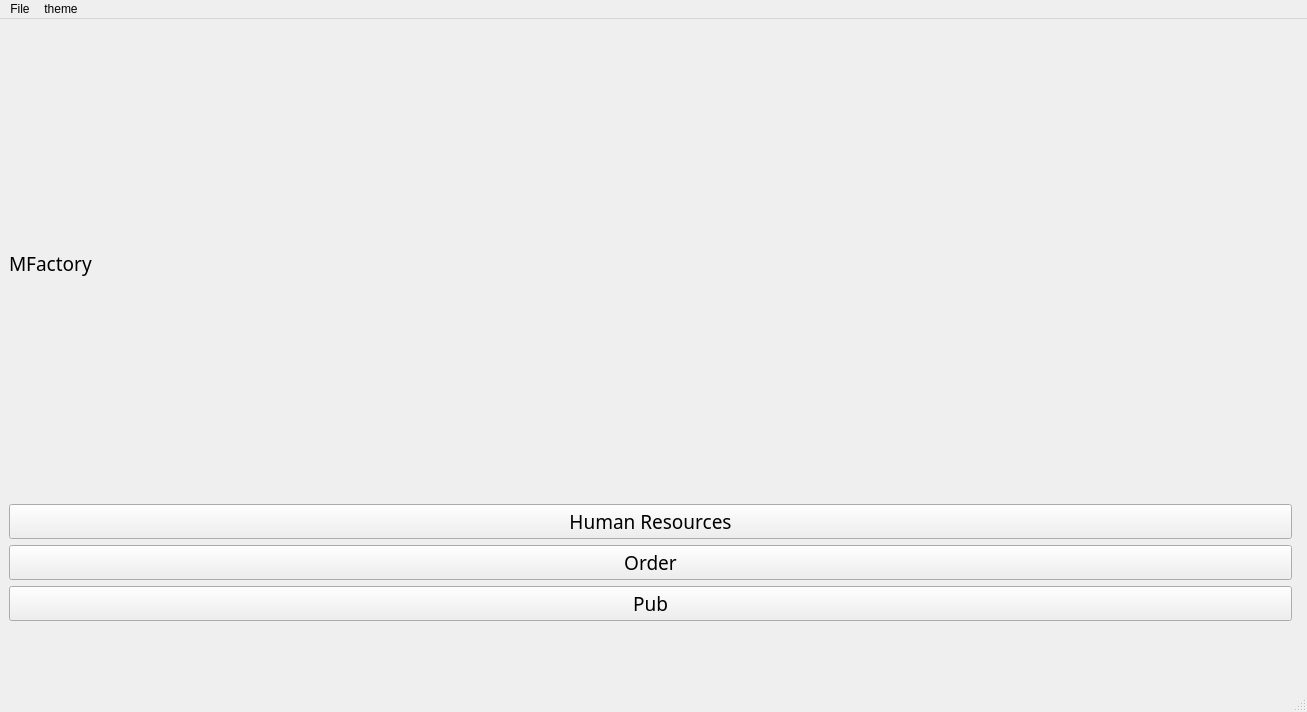
The window that mainwindow.ui (Leonardo580/Smart_Factory_2A11) describes before a commit, drawn with Qt 5.
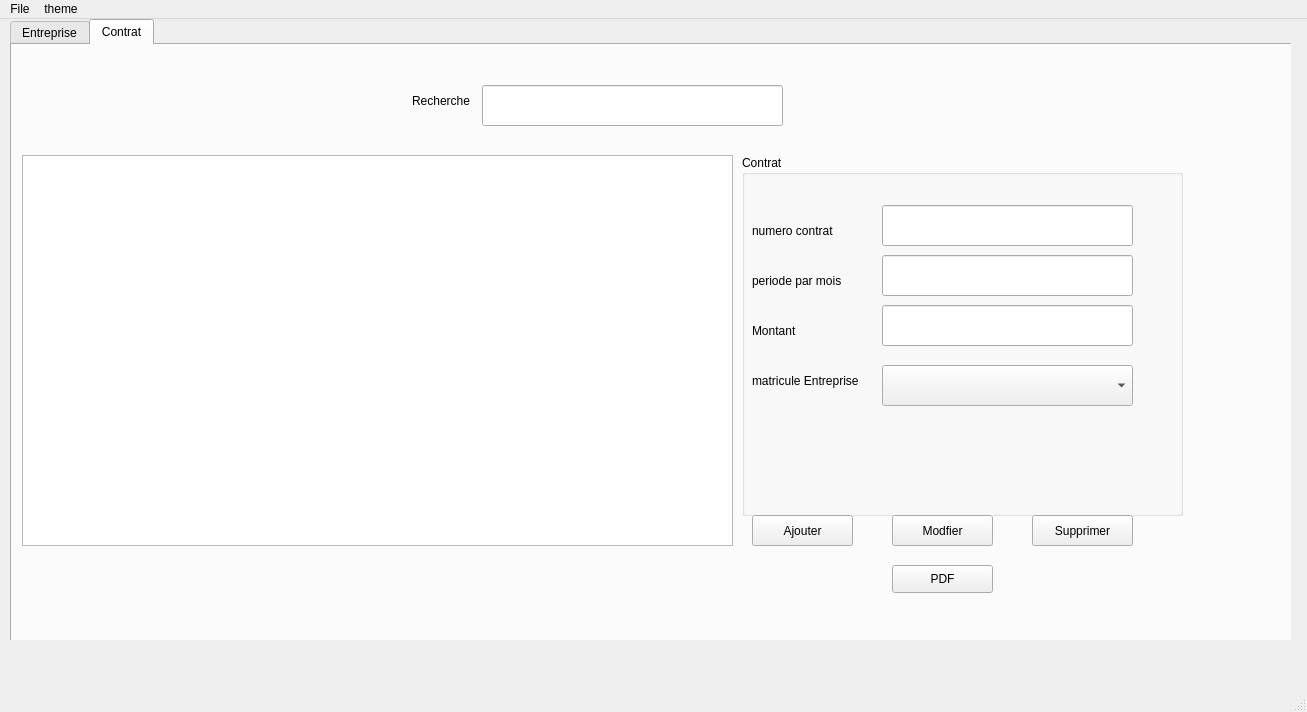
The same window after the commit. The open tabs and pages were chosen to show the change. Icons and pictures are not drawn.

```diff
--- a/mainwindow.ui
+++ b/mainwindow.ui
@@ -19,72 +19,106 @@
      <rect>
       <x>0</x>
       <y>0</y>
-      <width>1301</width>
-      <height>611</height>
+      <width>1291</width>
+      <height>621</height>
      </rect>
     </property>
     <property name="currentIndex">
      <number>1</number>
     </property>
     <widget class="QWidget" name="page">
-     <layout class="QGridLayout" name="gridLayout_4">
-      <item row="0" column="0">
-       <widget class="QLabel" name="label">
-        <property name="font">
-         <font>
-          <family>Agency FB</family>
-          <pointsize>14</pointsize>
-         </font>
-        </property>
-        <property name="text">
-         <string>MFactory</string>
-        </property>
-       </widget>
-      </item>
-      <item row="1" column="0">
-       <layout class="QVBoxLayout" name="verticalLayout">
-        <item>
-         <widget class="QPushButton" name="HR">
-          <property name="font">
-           <font>
-            <family>Agency FB</family>
-            <pointsize>14</pointsize>
-           </font>
-          </property>
-          <property name="text">
-           <string>Human Resources</string>
-          </property>
-         </widget>
-        </item>
-        <item>
-         <widget class="QPushButton" name="mehrez">
-          <property name="font">
-           <font>
-            <family>Agency FB</family>
-            <pointsize>14</pointsize>
-           </font>
-          </property>
-          <property name="text">
-           <string>Order</string>
-          </property>
-         </widget>
-        </item>
-        <item>
-         <widget class="QPushButton" name="aziz">
-          <property name="font">
-           <font>
-            <family>Agency FB</family>
-            <pointsize>14</pointsize>
-           </font>
-          </property>
-          <property name="text">
-           <string>Pub</string>
-          </property>
-         </widget>
-        </item>
-       </layout>
-      </item>
-     </layout>
+     <widget class="QGraphicsView" name="graphicsView_5">
+      <property name="geometry">
+       <rect>
+        <x>20</x>
+        <y>30</y>
+        <width>671</width>
+        <height>551</height>
+       </rect>
+      </property>
+      <property name="styleSheet">
+       <string notr="true">background-image: url(:/new/prefix1/Resources/logo.JPG);</string>
+      </property>
+     </widget>
+     <widget class="QWidget" name="">
+      <property name="geometry">
+       <rect>
+        <x>700</x>
+        <y>200</y>
+        <width>591</width>
+        <height>381</height>
+       </rect>
+      </property>
+      <layout class="QVBoxLayout" name="verticalLayout">
+       <item>
+        <widget class="QLabel" name="label">
+         <property name="font">
+          <font>
+           <family>Agency FB</family>
+           <pointsize>20</pointsize>
+           <weight>75</weight>
+           <bold>true</bold>
+          </font>
+         </property>
+         <property name="text">
+          <string>Welcom to MFACTORY</string>
+         </property>
+        </widget>
+       </item>
+       <item>
+        <widget class="QPushButton" name="HR">
+         <property name="font">
+          <font>
+           <family>Agency FB</family>
+           <pointsize>14</pointsize>
+          </font>
+         </property>
+         <property name="text">
+          <string>Human Resources</string>
+         </property>
+        </widget>
+       </item>
+       <item>
+        <widget class="QPushButton" name="HR_2">
+         <property name="font">
+          <font>
+           <family>Agency FB</family>
+           <pointsize>14</pointsize>
+          </font>
+         </property>
+         <property name="text">
+          <string>Orders</string>
+         </property>
+        </widget>
+       </item>
+       <item>
+        <widget class="QPushButton" name="aziz">
+         <property name="font">
+          <font>
+           <family>Agency FB</family>
+           <pointsize>14</pointsize>
+          </font>
+         </property>
+         <property name="text">
+          <string>Pub</string>
+         </property>
+        </widget>
+       </item>
+       <item>
+        <widget class="QPushButton" name="anas">
+         <property name="font">
+          <font>
+           <family>Agency FB</family>
+           <pointsize>14</pointsize>
+          </font>
+         </property>
+         <property name="text">
+          <string>Companies</string>
+         </property>
+        </widget>
+       </item>
+      </layout>
+     </widget>
     </widget>
     <widget class="QWidget" name="page_2">
      <layout class="QGridLayout" name="gridLayout">
@@ -4106,6 +4140,467 @@
       </widget>
      </widget>
     </widget>
+    <widget class="QWidget" name="page_5">
+     <widget class="QTabWidget" name="tabWidget_10">
+      <property name="geometry">
+       <rect>
+        <x>10</x>
+        <y>0</y>
+        <width>1291</width>
+        <height>631</height>
+       </rect>
+      </property>
+      <property name="sizePolicy">
+       <sizepolicy hsizetype="Expanding" vsizetype="Expanding">
+        <horstretch>0</horstretch>
+        <verstretch>0</verstretch>
+       </sizepolicy>
+      </property>
+      <property name="autoFillBackground">
+       <bool>true</bool>
+      </property>
+      <property name="currentIndex">
+       <number>1</number>
+      </property>
+      <widget class="QWidget" name="Entreprise">
+       <attribute name="title">
+        <string>Entreprise</string>
+       </attribute>
+       <widget class="QPushButton" name="DeleteEmployee_2">
+        <property name="geometry">
+         <rect>
+          <x>20</x>
+          <y>70</y>
+          <width>41</width>
+          <height>41</height>
+         </rect>
+        </property>
+        <property name="styleSheet">
+         <string notr="true">border: rgb(0,0,0,0)</string>
+        </property>
+        <property name="text">
+         <string/>
+        </property>
+       </widget>
+       <widget class="QGroupBox" name="groupBox_9">
+        <property name="geometry">
+         <rect>
+          <x>740</x>
+          <y>110</y>
+          <width>381</width>
+          <height>341</height>
+         </rect>
+        </property>
+        <property name="autoFillBackground">
+         <bool>true</bool>
+        </property>
+        <property name="title">
+         <string>Entreprises</string>
+        </property>
+        <widget class="QLabel" name="label_71">
+         <property name="geometry">
+          <rect>
+           <x>20</x>
+           <y>50</y>
+           <width>81</width>
+           <height>31</height>
+          </rect>
+         </property>
+         <property name="text">
+          <string>Matricule</string>
+         </property>
+        </widget>
+        <widget class="QLabel" name="label_72">
+         <property name="geometry">
+          <rect>
+           <x>20</x>
+           <y>100</y>
+           <width>81</width>
+           <height>31</height>
+          </rect>
+         </property>
+         <property name="text">
+          <string>Nom</string>
+         </property>
+        </widget>
+        <widget class="QLabel" name="label_73">
+         <property name="geometry">
+          <rect>
+           <x>20</x>
+           <y>150</y>
+           <width>81</width>
+           <height>31</height>
+          </rect>
+         </property>
+         <property name="text">
+          <string>Location</string>
+         </property>
+        </widget>
+        <widget class="QLabel" name="label_74">
+         <property name="geometry">
+          <rect>
+           <x>20</x>
+           <y>200</y>
+           <width>81</width>
+           <height>31</height>
+          </rect>
+         </property>
+         <property name="text">
+          <string>Email</string>
+         </property>
+        </widget>
+        <widget class="QLineEdit" name="nom_ent">
+         <property name="geometry">
+          <rect>
+           <x>110</x>
+           <y>100</y>
+           <width>251</width>
+           <height>41</height>
+          </rect>
+         </property>
+        </widget>
+        <widget class="QLineEdit" name="location_ent">
+         <property name="geometry">
+          <rect>
+           <x>110</x>
+           <y>150</y>
+           <width>251</width>
+           <height>41</height>
+          </rect>
+         </property>
+        </widget>
+        <widget class="QLineEdit" name="matricule_ent">
+         <property name="geometry">
+          <rect>
+           <x>110</x>
+           <y>50</y>
+           <width>251</width>
+           <height>41</height>
+          </rect>
+         </property>
+        </widget>
+        <widget class="QLineEdit" name="email_ent">
+         <property name="geometry">
+          <rect>
+           <x>110</x>
+           <y>200</y>
+           <width>251</width>
+           <height>41</height>
+          </rect>
+         </property>
+        </widget>
+       </widget>
+       <widget class="QPushButton" name="ajouter_ent">
+        <property name="geometry">
+         <rect>
+          <x>740</x>
+          <y>460</y>
+          <width>101</width>
+          <height>31</height>
+         </rect>
+        </property>
+        <property name="autoFillBackground">
+         <bool>true</bool>
+        </property>
+        <property name="styleSheet">
+         <string notr="true"/>
+        </property>
+        <property name="text">
+         <string>Ajouter</string>
+        </property>
+       </widget>
+       <widget class="QPushButton" name="modifier_ent">
+        <property name="geometry">
+         <rect>
+          <x>880</x>
+          <y>460</y>
+          <width>101</width>
+          <height>31</height>
+         </rect>
+        </property>
+        <property name="autoFillBackground">
+         <bool>true</bool>
+        </property>
+        <property name="styleSheet">
+         <string notr="true"/>
+        </property>
+        <property name="text">
+         <string>Modfier</string>
+        </property>
+       </widget>
+       <widget class="QPushButton" name="supprimer_ent">
+        <property name="geometry">
+         <rect>
+          <x>1020</x>
+          <y>460</y>
+          <width>101</width>
+          <height>31</height>
+         </rect>
+        </property>
+        <property name="autoFillBackground">
+         <bool>true</bool>
+        </property>
+        <property name="styleSheet">
+         <string notr="true"/>
+        </property>
+        <property name="text">
+         <string>Supprimer</string>
+        </property>
+       </widget>
+       <widget class="QTableView" name="table_ent">
+        <property name="geometry">
+         <rect>
+          <x>20</x>
+          <y>120</y>
+          <width>701</width>
+          <height>371</height>
+         </rect>
+        </property>
+       </widget>
+      </widget>
+      <widget class="QWidget" name="Posts_2">
+       <property name="accessibleName">
+        <string>Posts</string>
+       </property>
+       <attribute name="title">
+        <string>Contrat</string>
+       </attribute>
+       <widget class="QPushButton" name="DeletePosts_2">
+        <property name="geometry">
+         <rect>
+          <x>20</x>
+          <y>40</y>
+          <width>41</width>
+          <height>41</height>
+         </rect>
+        </property>
+        <property name="styleSheet">
+         <string notr="true">border: rgb(0,0,0,0)</string>
+        </property>
+        <property name="text">
+         <string/>
+        </property>
+       </widget>
+       <widget class="QLabel" name="label_75">
+        <property name="geometry">
+         <rect>
+          <x>400</x>
+          <y>40</y>
+          <width>81</width>
+          <height>31</height>
+         </rect>
+        </property>
+        <property name="text">
+         <string>Recherche</string>
+        </property>
+       </widget>
+       <widget class="QLineEdit" name="recherche_contrat">
+        <property name="geometry">
+         <rect>
+          <x>470</x>
+          <y>40</y>
+          <width>301</width>
+          <height>41</height>
+         </rect>
+        </property>
+        <property name="inputMask">
+         <string extracomment="Type here"/>
+        </property>
+        <property name="text">
+         <string/>
+        </property>
+        <property name="placeholderText">
+         <string comment="Type Here" extracomment="Type Here"/>
+        </property>
+       </widget>
+       <widget class="QTableView" name="table_contrat">
+        <property name="geometry">
+         <rect>
+          <x>10</x>
+          <y>110</y>
+          <width>711</width>
+          <height>391</height>
+         </rect>
+        </property>
+       </widget>
+       <widget class="QGroupBox" name="groupBox_10">
+        <property name="geometry">
+         <rect>
+          <x>730</x>
+          <y>110</y>
+          <width>441</width>
+          <height>361</height>
+         </rect>
+        </property>
+        <property name="title">
+         <string>Contrat</string>
+        </property>
+        <widget class="QLabel" name="label_76">
+         <property name="geometry">
+          <rect>
+           <x>10</x>
+           <y>60</y>
+           <width>101</width>
+           <height>31</height>
+          </rect>
+         </property>
+         <property name="text">
+          <string>numero contrat</string>
+         </property>
+        </widget>
+        <widget class="QLabel" name="label_77">
+         <property name="geometry">
+          <rect>
+           <x>10</x>
+           <y>160</y>
+           <width>81</width>
+           <height>31</height>
+          </rect>
+         </property>
+         <property name="text">
+          <string>Montant</string>
+         </property>
+        </widget>
+        <widget class="QLabel" name="label_78">
+         <property name="geometry">
+          <rect>
+           <x>10</x>
+           <y>210</y>
+           <width>131</width>
+           <height>31</height>
+          </rect>
+         </property>
+         <property name="text">
+          <string>matricule Entreprise</string>
+         </property>
+        </widget>
+        <widget class="QLineEdit" name="periode_cont">
+         <property name="geometry">
+          <rect>
+           <x>140</x>
+           <y>100</y>
+           <width>251</width>
+           <height>41</height>
+          </rect>
+         </property>
+        </widget>
+        <widget class="QLineEdit" name="montant_contrat">
+         <property name="geometry">
+          <rect>
+           <x>140</x>
+           <y>150</y>
+           <width>251</width>
+           <height>41</height>
+          </rect>
+         </property>
+        </widget>
+        <widget class="QLineEdit" name="num_contrat">
+         <property name="geometry">
+          <rect>
+           <x>140</x>
+           <y>50</y>
+           <width>251</width>
+           <height>41</height>
+          </rect>
+         </property>
+        </widget>
+        <widget class="QLabel" name="label_79">
+         <property name="geometry">
+          <rect>
+           <x>10</x>
+           <y>110</y>
+           <width>131</width>
+           <height>31</height>
+          </rect>
+         </property>
+         <property name="text">
+          <string>periode par mois</string>
+         </property>
+        </widget>
+        <widget class="QComboBox" name="id_entreprise">
+         <property name="geometry">
+          <rect>
+           <x>140</x>
+           <y>210</y>
+           <width>251</width>
+           <height>41</height>
+          </rect>
+         </property>
+        </widget>
+       </widget>
+       <widget class="QPushButton" name="modifier_contrat">
+        <property name="geometry">
+         <rect>
+          <x>880</x>
+          <y>470</y>
+          <width>101</width>
+          <height>31</height>
+         </rect>
+        </property>
+        <property name="autoFillBackground">
+         <bool>true</bool>
+        </property>
+        <property name="styleSheet">
+         <string notr="true"/>
+        </property>
+        <property name="text">
+         <string>Modfier</string>
+        </property>
+       </widget>
+       <widget class="QPushButton" name="supprimer_contrat">
+        <property name="geometry">
+         <rect>
+          <x>1020</x>
+          <y>470</y>
+          <width>101</width>
+          <height>31</height>
+         </rect>
+        </property>
+        <property name="autoFillBackground">
+         <bool>true</bool>
+        </property>
+        <property name="styleSheet">
+         <string notr="true"/>
+        </property>
+        <property name="text">
+         <string>Supprimer</string>
+        </property>
+       </widget>
+       <widget class="QPushButton" name="ajouter_contrat">
+        <property name="geometry">
+         <rect>
+          <x>740</x>
+          <y>470</y>
+          <width>101</width>
+          <height>31</height>
+         </rect>
+        </property>
+        <property name="autoFillBackground">
+         <bool>true</bool>
+        </property>
+        <property name="styleSheet">
+         <string notr="true"/>
+        </property>
+        <property name="text">
+         <string>Ajouter</string>
+        </property>
+       </widget>
+       <widget class="QPushButton" name="pdf_contrat">
+        <property name="geometry">
+         <rect>
+          <x>880</x>
+          <y>520</y>
+          <width>101</width>
+          <height>28</height>
+         </rect>
+        </property>
+        <property name="text">
+         <string>PDF</string>
+        </property>
+       </widget>
+      </widget>
+     </widget>
+    </widget>
    </widget>
   </widget>
   <widget class="QMenuBar" name="menubar">
```
Left out of the diff: 68 changed lines with no effect on the pictures.
